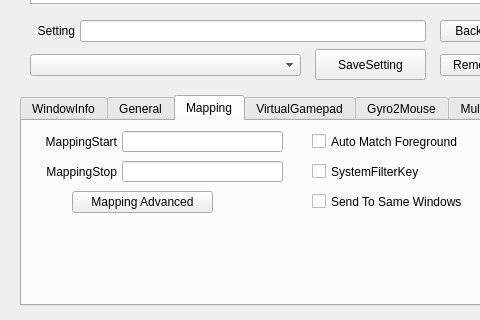
Qt form QKeyMapper/qkeymapper.ui (Zalafina/QKeyMapper) before a commit; both pictures show x 0 to 480 and y 350 to 670 of the 1070 by 670 pixel window.
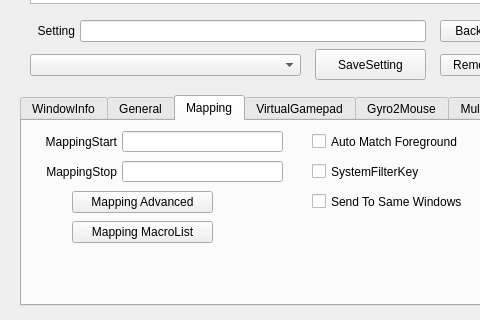
The same form after that commit. The open tabs and pages were chosen to show the change.

Commit message: Add macro list dialog.

Patch:
```diff
--- a/QKeyMapper/qkeymapper.ui
+++ b/QKeyMapper/qkeymapper.ui
@@ -1175,6 +1175,25 @@
       <bool>false</bool>
      </property>
     </widget>
+    <widget class="QPushButton" name="mappingMacroListButton">
+     <property name="geometry">
+      <rect>
+       <x>50</x>
+       <y>100</y>
+       <width>141</width>
+       <height>22</height>
+      </rect>
+     </property>
+     <property name="focusPolicy">
+      <enum>Qt::FocusPolicy::NoFocus</enum>
+     </property>
+     <property name="text">
+      <string>Mapping MacroList</string>
+     </property>
+     <property name="autoDefault">
+      <bool>false</bool>
+     </property>
+    </widget>
    </widget>
    <widget class="QWidget" name="virtual_gamepad">
     <attribute name="title">
```
Left out of the diff: 2 changed lines with no effect on the pictures. The commit also changes 13 other files.
